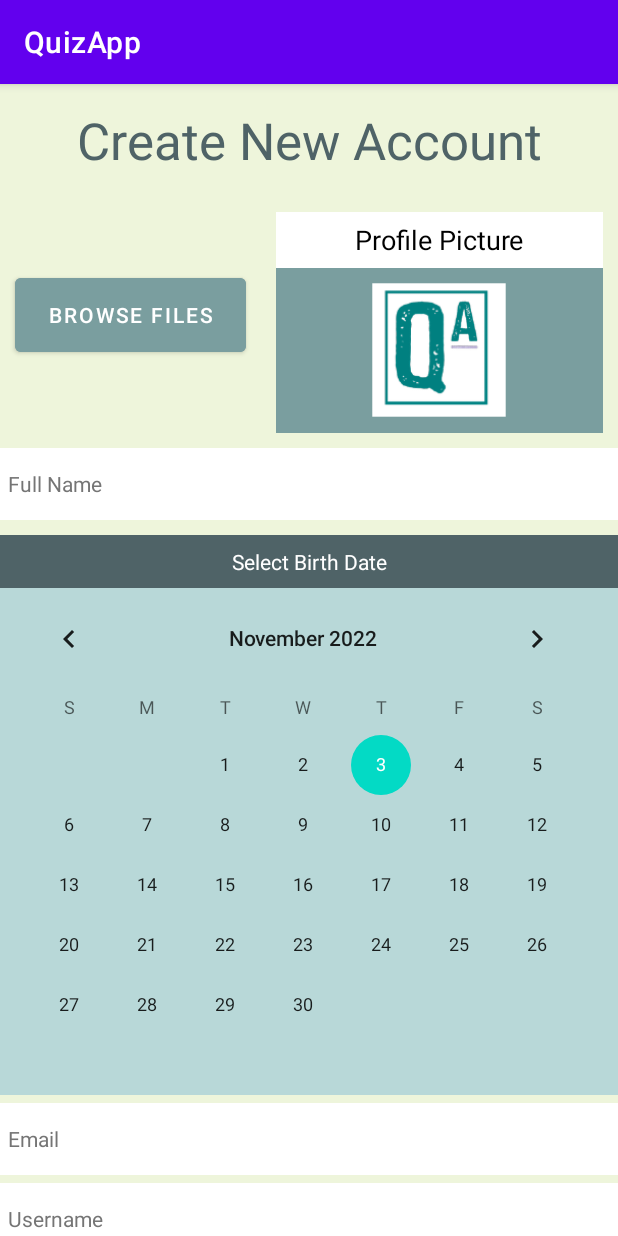
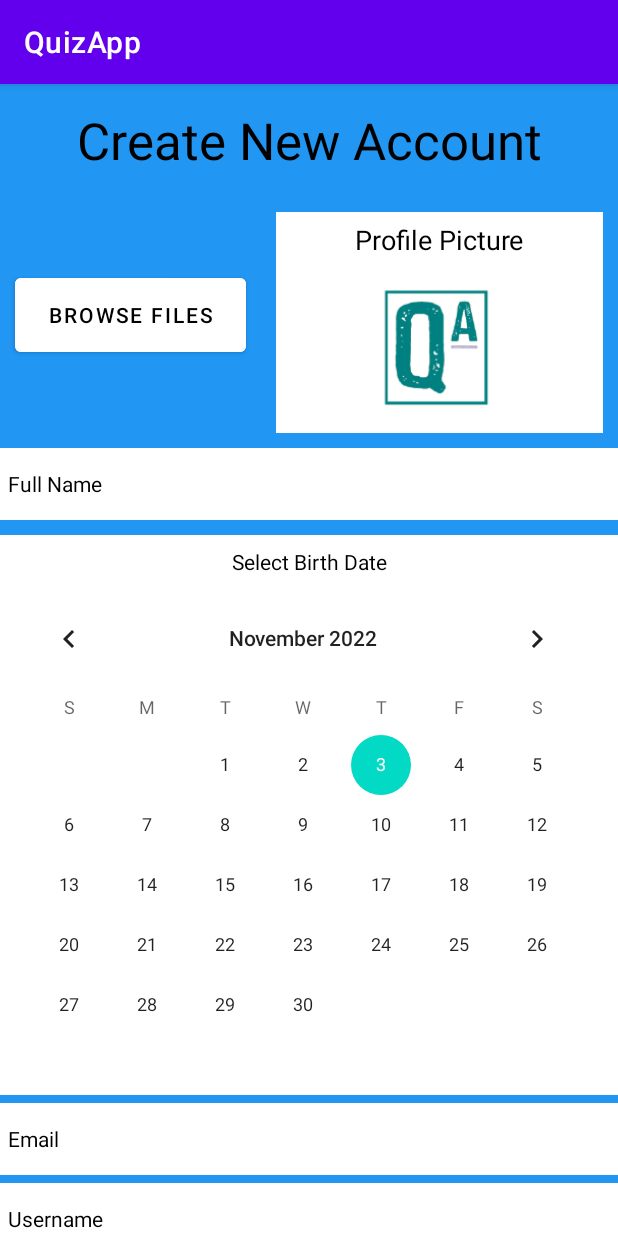
Before and after one commit to Nick-1357/QuizApp, an Android app: the screen it shows after launch (CreateAccount), on a phone screen of 412 x 824 dp. Run offline under Robolectric (Android 15) with nearby library versions, the light colour scheme and no system bars; our stand-ins replace Volley; 1 statement that could not run was skipped.

Commit message:
Added Tab Bar and changed color scheme for some pages to test

```diff
--- a/QuizApp/app/src/main/java/edu/gatech/seclass/quizapp/MainActivity.java
+++ b/QuizApp/app/src/main/java/edu/gatech/seclass/quizapp/MainActivity.java
@@ -57,6 +57,12 @@
         Intent intent = new Intent(MainActivity.this, Login.class);
         startActivity(intent);
     }
+    @SuppressLint("SetTextI18n")
+    public void launchHomeScreen(View view) {
+        outputText.setText("You clicked Home. Taking you to Home screen");
+        Intent intent = new Intent(MainActivity.this, MainActivity.class);
+        startActivity(intent);
+    }
 
     @Override
     public void onBackPressed () {
--- a/QuizApp/app/src/main/res/layout/activity_create_account.xml
+++ b/QuizApp/app/src/main/res/layout/activity_create_account.xml
@@ -4,8 +4,8 @@
     xmlns:tools="http://schemas.android.com/tools"
     android:layout_width="match_parent"
     android:layout_height="match_parent"
-    android:background="@color/pastel_lime"
-    android:backgroundTint="@color/purple_200"
+    android:background="#2196F3"
+    android:backgroundTint="#2196F3"
     android:backgroundTintMode="screen"
     android:visibility="visible">
 
@@ -19,18 +19,18 @@
             android:id="@+id/create_new_account_title"
             android:layout_width="match_parent"
             android:layout_height="75dp"
-            android:background="@color/pastel_lime"
+            android:background="#2196F3"
             android:gravity="center"
             android:text="@string/create_new_account"
             android:textAppearance="@style/TextAppearance.AppCompat.Display1"
-            android:textColor="@color/pastel_dark_green" />
+            android:textColor="@color/black" />
 
         <LinearLayout
             android:id="@+id/pfp_block"
             android:layout_width="match_parent"
             android:layout_height="157dp"
             android:background="@color/pastel_lime"
-            android:backgroundTint="@color/pastel_lime"
+            android:backgroundTint="#2196F3"
             android:orientation="horizontal">
 
             <Button
@@ -41,9 +41,9 @@
                 android:layout_marginStart="10dp"
                 android:layout_marginEnd="10dp"
                 android:layout_weight="10"
-                android:backgroundTint="@color/pastel_middle_green"
+                android:backgroundTint="@color/white"
                 android:text="@string/browse_files"
-                android:textColor="@color/white"
+                android:textColor="@color/black"
                 tools:ignore="TextContrastCheck" />
 
             <LinearLayout
@@ -73,7 +73,7 @@
                     android:layout_marginStart="10dp"
                     android:layout_marginEnd="10dp"
                     android:adjustViewBounds="false"
-                    android:background="@color/pastel_middle_green"
+                    android:background="@color/white"
                     android:contentDescription="@string/history_image"
                     android:contextClickable="false"
                     android:cropToPadding="false"
@@ -94,7 +94,7 @@
                 android:layout_width="match_parent"
                 android:layout_height="wrap_content"
                 android:background="@color/pastel_lime"
-                android:backgroundTint="@color/pastel_lime"
+                android:backgroundTint="#2196F3"
                 android:orientation="vertical">
 
                 <Space
@@ -117,7 +117,7 @@
                     android:paddingRight="5dp"
                     android:textAppearance="@style/TextAppearance.AppCompat.Small"
                     android:textColor="@android:color/black"
-                    android:textColorHint="@color/hint_grey" />
+                    android:textColorHint="@color/black" />
 
                 <Space
                     android:id="@+id/create_account_space3"
@@ -128,17 +128,18 @@
                     android:id="@+id/birthdate_directions"
                     android:layout_width="match_parent"
                     android:layout_height="35dp"
-                    android:background="@color/pastel_dark_green"
+                    android:background="#2196F3"
+                    android:backgroundTint="@color/white"
                     android:gravity="center"
                     android:text="@string/select_birth_date"
                     android:textAppearance="@style/TextAppearance.AppCompat.Small"
-                    android:textColor="@color/white" />
+                    android:textColor="@color/black" />
 
                 <CalendarView
                     android:id="@+id/birthdate"
                     android:layout_width="match_parent"
                     android:layout_height="wrap_content"
-                    android:background="@color/pastel_light_green"
+                    android:background="@color/white"
                     android:focusedMonthDateColor="@color/white"
                     android:maxDate="12/31/2022"
                     android:minDate="01/01/1970"
@@ -173,7 +174,7 @@
                     android:paddingRight="5dp"
                     android:textAppearance="@style/TextAppearance.AppCompat.Small"
                     android:textColor="@android:color/black"
-                    android:textColorHint="@color/hint_grey" />
+                    android:textColorHint="@color/black" />
 
                 <Space
                     android:id="@+id/create_account_space0"
@@ -196,7 +197,7 @@
                     android:paddingRight="5dp"
                     android:textAppearance="@style/TextAppearance.AppCompat.Small"
                     android:textColor="@android:color/black"
-                    android:textColorHint="@color/hint_grey" />
+                    android:textColorHint="@color/black" />
 
                 <Space
                     android:id="@+id/create_account_space1"
@@ -219,7 +220,7 @@
                     android:paddingRight="5dp"
                     android:textAppearance="@style/TextAppearance.AppCompat.Small"
                     android:textColor="@android:color/black"
-                    android:textColorHint="@color/hint_grey" />
+                    android:textColorHint="@color/black" />
 
                 <Space
                     android:id="@+id/create_account_space2"
@@ -242,7 +243,7 @@
                     android:paddingRight="5dp"
                     android:textAppearance="@style/TextAppearance.AppCompat.Small"
                     android:textColor="@android:color/black"
-                    android:textColorHint="@color/hint_grey" />
+                    android:textColorHint="@color/black" />
 
                 <Space
                     android:id="@+id/create_account_space4"
@@ -265,7 +266,7 @@
                     android:paddingRight="5dp"
                     android:textAppearance="@style/TextAppearance.AppCompat.Small"
                     android:textColor="@android:color/black"
-                    android:textColorHint="@color/hint_grey" />
+                    android:textColorHint="@color/black" />
 
                 <Space
                     android:id="@+id/create_account_button_top"
@@ -278,10 +279,11 @@
                     android:layout_height="wrap_content"
                     android:layout_marginLeft="10dp"
                     android:layout_marginRight="10dp"
-                    android:backgroundTint="@color/teal_700"
+                    android:backgroundTint="@color/white"
                     android:contentDescription="@string/Submit"
                     android:onClick="createAccount"
                     android:text="@string/create_account"
+                    android:textColor="@color/black"
                     tools:ignore="TextContrastCheck" />
 
                 <Button
@@ -290,7 +292,8 @@
                     android:layout_height="wrap_content"
                     android:layout_marginLeft="10dp"
                     android:layout_marginRight="10dp"
-                    android:backgroundTint="@color/teal_700"
+                    android:backgroundTint="@color/white"
+                    android:textColor="@color/black"
                     android:onClick="BackToLogin"
                     android:text="@string/login_button" />
 
@@ -305,7 +308,7 @@
                     android:minHeight="48dp"
                     android:text="@string/login_tagline"
                     android:textAppearance="@style/TextAppearance.AppCompat.Small"
-                    android:textColor="@color/hint_grey"
+                    android:textColor="@color/black"
                     tools:ignore="TouchTargetSizeCheck" />
 
             </LinearLayout>
--- a/QuizApp/app/src/main/res/values/colors.xml
+++ b/QuizApp/app/src/main/res/values/colors.xml
@@ -10,6 +10,7 @@
     <color name="white">#FFFFFFFF</color>
     <color name="forest_green">#228B22</color>
     <color name="dark_red">#FF0000</color>
+    <color name="blue">#3184E5</color>
     <color name="hint_grey">#757575</color>
     <color name="pastel_middle_green">#7A9E9F</color>
     <color name="pastel_light_green">#B8D8D8</color>
```
Also changed, not shown: QuizApp/app/src/main/res/layout/activity_login_page.xml (+16 -14 lines), QuizApp/app/src/main/res/layout/activity_main.xml (+84 -12 lines), QuizApp/app/src/main/res/drawable/icon.png (added).
